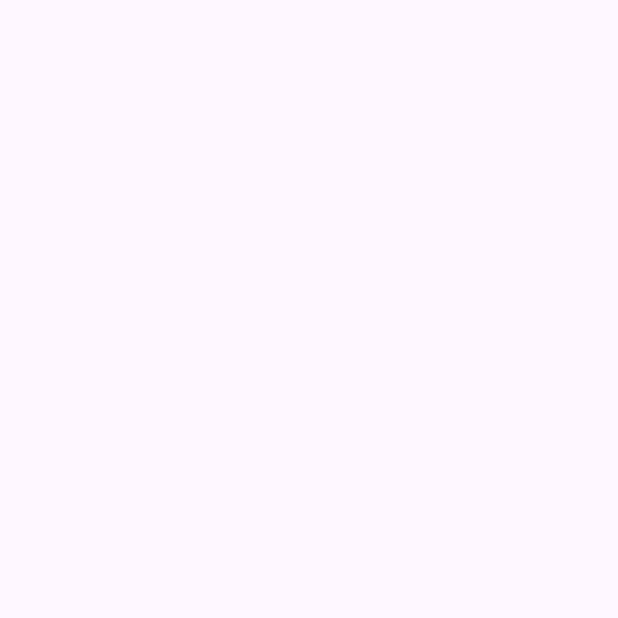
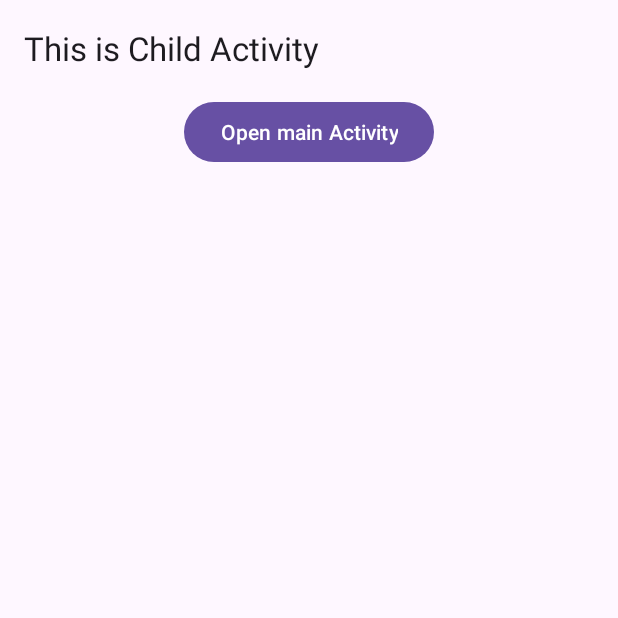
Before and after one commit to Davidpham310/CSE_PRACTICE, an Android app: the MainActivity2 screen opened directly, with no data from a screen before it, on a phone screen of 412 x 824 dp, the top half of it. Before the commit the part shown is empty. Run offline under Robolectric (Android 15) with nearby library versions, the light colour scheme and no system bars.

Commit message:
Complete Ex09

```diff
--- a/Ex09/app/src/main/java/com/example/ex09/MainActivity2.java
+++ b/Ex09/app/src/main/java/com/example/ex09/MainActivity2.java
@@ -1,6 +1,9 @@
 package com.example.ex09;
 
+import android.content.Intent;
 import android.os.Bundle;
+import android.view.View;
+import android.widget.Button;
 
 import androidx.activity.EdgeToEdge;
 import androidx.appcompat.app.AppCompatActivity;
@@ -20,5 +23,13 @@ public class MainActivity2 extends AppCompatActivity {
             v.setPadding(systemBars.left, systemBars.top, systemBars.right, systemBars.bottom);
             return insets;
         });
+        Button btnChild = findViewById(R.id.btnChild);
+        btnChild.setOnClickListener(new View.OnClickListener() {
+            @Override
+            public void onClick(View view) {
+                Intent intent = new Intent(MainActivity2.this , MainActivity.class);
+                startActivity(intent);
+            }
+        });
     }
 }
--- a/Ex09/app/src/main/res/layout/activity_main.xml
+++ b/Ex09/app/src/main/res/layout/activity_main.xml
@@ -16,6 +16,7 @@
         app:title="This is Main Activity" />
 
     <Button
+        android:id="@+id/btnMain"
         android:text="Open child Activity"
         android:layout_width="wrap_content"
         android:layout_height="wrap_content"
--- a/Ex09/app/src/main/res/layout/activity_main2.xml
+++ b/Ex09/app/src/main/res/layout/activity_main2.xml
@@ -6,5 +6,21 @@
     android:layout_width="match_parent"
     android:layout_height="match_parent"
     tools:context=".MainActivity2">
+    <androidx.appcompat.widget.Toolbar
+        android:id="@+id/toolbar"
+        android:layout_width="match_parent"
+        android:layout_height="wrap_content"
+        app:layout_constraintTop_toTopOf="parent"
+        app:title="This is Child Activity" />
+
+    <Button
+        android:id="@+id/btnChild"
+        android:text="Open main Activity"
+        android:layout_width="wrap_content"
+        android:layout_height="wrap_content"
+        app:layout_constraintEnd_toEndOf="parent"
+        app:layout_constraintStart_toStartOf="parent"
+        app:layout_constraintTop_toBottomOf="@+id/toolbar"
+        tools:ignore="HardcodedText" />
 
 </androidx.constraintlayout.widget.ConstraintLayout>
```
Also changed, not shown: Ex09/app/src/main/java/com/example/ex09/MainActivity.java (+11 -0 lines).
